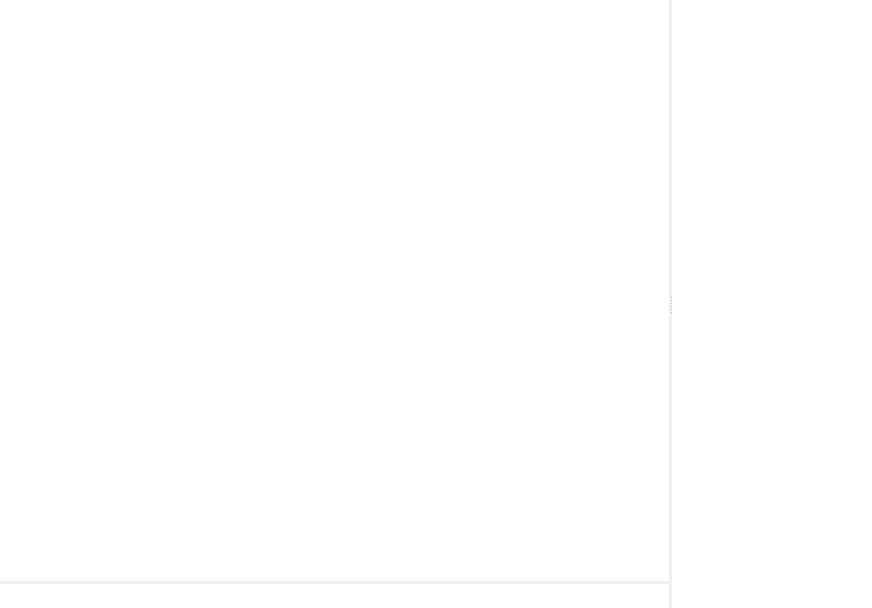
First picture: the form in frmChannel.ui, repository OGFilthyCasual/PyRC, before the edit.
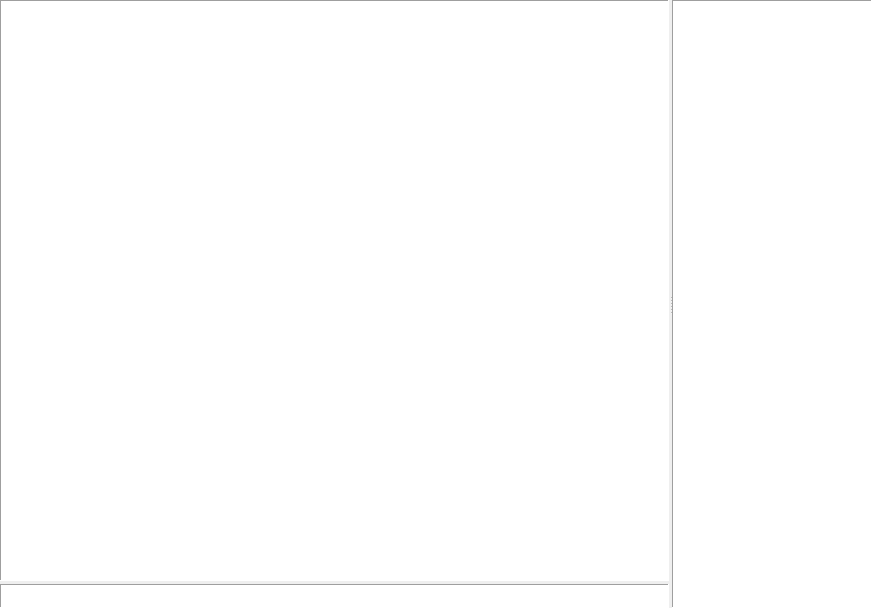
Second picture: the form after the edit.

The edit to the form file:
```diff
--- a/frmChannel.ui
+++ b/frmChannel.ui
@@ -41,7 +41,7 @@
          <widget class="QTextBrowser" name="txtOutput">
           <property name="font">
            <font>
-            <family>Anonymous Pro</family>
+            <family>Inconsolata</family>
             <pointsize>11</pointsize>
            </font>
           </property>
@@ -49,14 +49,17 @@
            <string notr="true"/>
           </property>
           <property name="frameShape">
-           <enum>QFrame::NoFrame</enum>
+           <enum>QFrame::Panel</enum>
           </property>
           <property name="html">
            <string>&lt;!DOCTYPE HTML PUBLIC &quot;-//W3C//DTD HTML 4.0//EN&quot; &quot;http://www.w3.org/TR/REC-html40/strict.dtd&quot;&gt;
 &lt;html&gt;&lt;head&gt;&lt;meta name=&quot;qrichtext&quot; content=&quot;1&quot; /&gt;&lt;style type=&quot;text/css&quot;&gt;
 p, li { white-space: pre-wrap; }
-&lt;/style&gt;&lt;/head&gt;&lt;body style=&quot; font-family:'Anonymous Pro'; font-size:11pt; font-weight:400; font-style:normal;&quot;&gt;
-&lt;p style=&quot;-qt-paragraph-type:empty; margin-top:0px; margin-bottom:0px; margin-left:0px; margin-right:0px; -qt-block-indent:0; text-indent:0px;&quot;&gt;&lt;/p&gt;&lt;/body&gt;&lt;/html&gt;</string>
+&lt;/style&gt;&lt;/head&gt;&lt;body style=&quot; font-family:'Inconsolata'; font-size:11pt; font-weight:400; font-style:normal;&quot;&gt;
+&lt;p style=&quot;-qt-paragraph-type:empty; margin-top:0px; margin-bottom:0px; margin-left:0px; margin-right:0px; -qt-block-indent:0; text-indent:0px; font-family:'Anonymous Pro';&quot;&gt;&lt;/p&gt;&lt;/body&gt;&lt;/html&gt;</string>
+          </property>
+          <property name="textInteractionFlags">
+           <set>Qt::LinksAccessibleByMouse|Qt::TextSelectableByMouse</set>
           </property>
          </widget>
         </item>
@@ -70,7 +73,7 @@
           </property>
           <property name="font">
            <font>
-            <family>Anonymous Pro</family>
+            <family>Inconsolata</family>
             <pointsize>11</pointsize>
            </font>
           </property>
@@ -78,7 +81,7 @@
            <string notr="true"/>
           </property>
           <property name="frameShape">
-           <enum>QFrame::NoFrame</enum>
+           <enum>QFrame::Panel</enum>
           </property>
           <property name="verticalScrollBarPolicy">
            <enum>Qt::ScrollBarAlwaysOff</enum>
@@ -108,7 +111,7 @@
        </property>
        <property name="font">
         <font>
-         <family>Anonymous Pro</family>
+         <family>Inconsolata</family>
          <pointsize>11</pointsize>
          <stylestrategy>PreferAntialias</stylestrategy>
         </font>
@@ -117,7 +120,7 @@
         <string notr="true"/>
        </property>
        <property name="frameShape">
-        <enum>QFrame::NoFrame</enum>
+        <enum>QFrame::Panel</enum>
        </property>
        <property name="horizontalScrollBarPolicy">
         <enum>Qt::ScrollBarAlwaysOff</enum>
```
Left out of the diff: 12 changed lines with no effect on the pictures.
